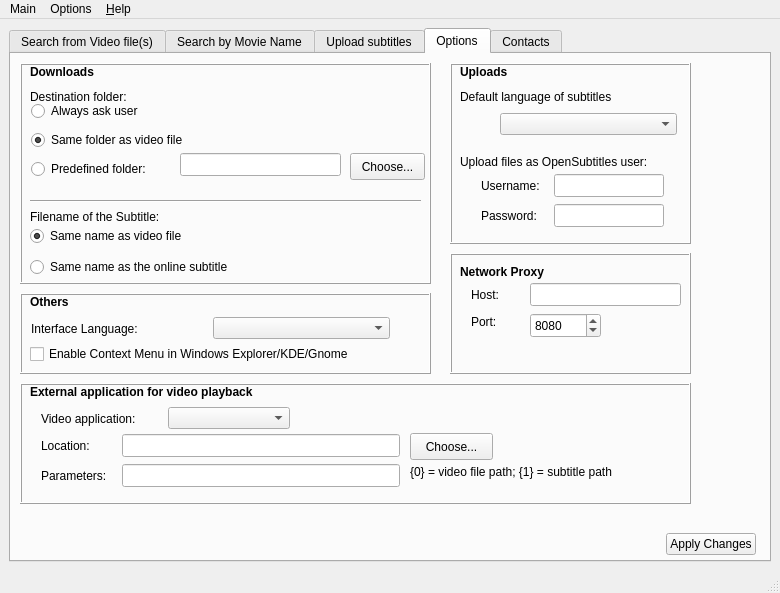
Before: the Qt Designer form gui/main.ui in mamboitaliano21/subdownloader, drawn with Qt 5.
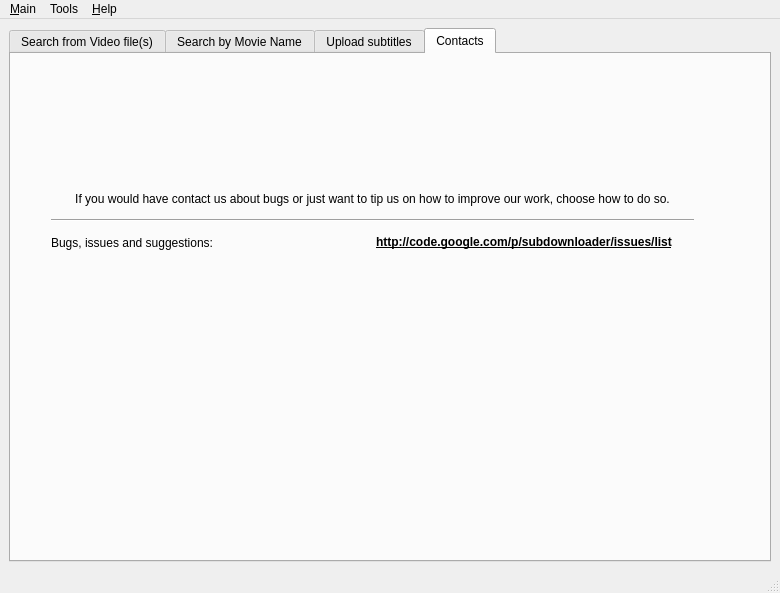
After: the same form once the commit is applied. The open tabs and pages were chosen to show the change. Icons and pictures are not drawn. Custom widgets are drawn as their Qt base class.

Commit message: Added menu bar. Moved Options tab into Preferences Dialog

```diff
--- a/gui/main.ui
+++ b/gui/main.ui
@@ -774,697 +774,6 @@
           </item>
          </layout>
         </widget>
-        <widget class="QWidget" name="tab_5" >
-         <property name="geometry" >
-          <rect>
-           <x>0</x>
-           <y>0</y>
-           <width>756</width>
-           <height>496</height>
-          </rect>
-         </property>
-         <attribute name="title" >
-          <string>Options</string>
-         </attribute>
-         <widget class="QFrame" name="frame_6" >
-          <property name="geometry" >
-           <rect>
-            <x>9</x>
-            <y>9</y>
-            <width>681</width>
-            <height>451</height>
-           </rect>
-          </property>
-          <property name="sizePolicy" >
-           <sizepolicy vsizetype="Fixed" hsizetype="Fixed" >
-            <horstretch>0</horstretch>
-            <verstretch>0</verstretch>
-           </sizepolicy>
-          </property>
-          <property name="frameShape" >
-           <enum>QFrame::NoFrame</enum>
-          </property>
-          <property name="frameShadow" >
-           <enum>QFrame::Raised</enum>
-          </property>
-          <widget class="QFrame" name="frame_4" >
-           <property name="geometry" >
-            <rect>
-             <x>430</x>
-             <y>190</y>
-             <width>241</width>
-             <height>121</height>
-            </rect>
-           </property>
-           <property name="frameShape" >
-            <enum>QFrame::Box</enum>
-           </property>
-           <property name="frameShadow" >
-            <enum>QFrame::Raised</enum>
-           </property>
-           <widget class="QLabel" name="label_22" >
-            <property name="geometry" >
-             <rect>
-              <x>10</x>
-              <y>10</y>
-              <width>111</width>
-              <height>18</height>
-             </rect>
-            </property>
-            <property name="font" >
-             <font>
-              <weight>75</weight>
-              <bold>true</bold>
-             </font>
-            </property>
-            <property name="text" >
-             <string>Network Proxy</string>
-            </property>
-           </widget>
-           <widget class="QLineEdit" name="optionProxyHost" >
-            <property name="geometry" >
-             <rect>
-              <x>80</x>
-              <y>30</y>
-              <width>151</width>
-              <height>23</height>
-             </rect>
-            </property>
-           </widget>
-           <widget class="QLabel" name="label_14" >
-            <property name="geometry" >
-             <rect>
-              <x>21</x>
-              <y>58</y>
-              <width>44</width>
-              <height>22</height>
-             </rect>
-            </property>
-            <property name="text" >
-             <string>Port:</string>
-            </property>
-           </widget>
-           <widget class="QLabel" name="label_13" >
-            <property name="geometry" >
-             <rect>
-              <x>21</x>
-              <y>31</y>
-              <width>44</width>
-              <height>22</height>
-             </rect>
-            </property>
-            <property name="text" >
-             <string>Host:</string>
-            </property>
-           </widget>
-           <widget class="QSpinBox" name="optionProxyPort" >
-            <property name="geometry" >
-             <rect>
-              <x>80</x>
-              <y>60</y>
-              <width>71</width>
-              <height>25</height>
-             </rect>
-            </property>
-            <property name="maximum" >
-             <number>99999</number>
-            </property>
-            <property name="value" >
-             <number>8080</number>
-            </property>
-           </widget>
-          </widget>
-          <widget class="QFrame" name="frame_3" >
-           <property name="geometry" >
-            <rect>
-             <x>0</x>
-             <y>320</y>
-             <width>671</width>
-             <height>121</height>
-            </rect>
-           </property>
-           <property name="frameShape" >
-            <enum>QFrame::Box</enum>
-           </property>
-           <property name="frameShadow" >
-            <enum>QFrame::Raised</enum>
-           </property>
-           <widget class="QLabel" name="label_15" >
-            <property name="geometry" >
-             <rect>
-              <x>21</x>
-              <y>21</y>
-              <width>122</width>
-              <height>29</height>
-             </rect>
-            </property>
-            <property name="text" >
-             <string>Video application:</string>
-            </property>
-           </widget>
-           <widget class="QComboBox" name="optionVideoAppCombo" >
-            <property name="geometry" >
-             <rect>
-              <x>148</x>
-              <y>24</y>
-              <width>122</width>
-              <height>22</height>
-             </rect>
-            </property>
-           </widget>
-           <widget class="QLabel" name="label_18" >
-            <property name="geometry" >
-             <rect>
-              <x>390</x>
-              <y>80</y>
-              <width>260</width>
-              <height>18</height>
-             </rect>
-            </property>
-            <property name="text" >
-             <string>{0} = video file path; {1} = subtitle path</string>
-            </property>
-           </widget>
-           <widget class="QPushButton" name="optionVideoAppChooseLocation" >
-            <property name="geometry" >
-             <rect>
-              <x>390</x>
-              <y>50</y>
-              <width>83</width>
-              <height>27</height>
-             </rect>
-            </property>
-            <property name="text" >
-             <string>Choose...</string>
-            </property>
-           </widget>
-           <widget class="QLabel" name="label_21" >
-            <property name="geometry" >
-             <rect>
-              <x>10</x>
-              <y>0</y>
-              <width>301</width>
-              <height>18</height>
-             </rect>
-            </property>
-            <property name="font" >
-             <font>
-              <weight>75</weight>
-              <bold>true</bold>
-             </font>
-            </property>
-            <property name="text" >
-             <string>External application for video playback</string>
-            </property>
-           </widget>
-           <widget class="QLabel" name="label_17" >
-            <property name="geometry" >
-             <rect>
-              <x>21</x>
-              <y>81</y>
-              <width>76</width>
-              <height>23</height>
-             </rect>
-            </property>
-            <property name="text" >
-             <string>Parameters:</string>
-            </property>
-           </widget>
-           <widget class="QLabel" name="label_16" >
-            <property name="geometry" >
-             <rect>
-              <x>21</x>
-              <y>51</y>
-              <width>76</width>
-              <height>23</height>
-             </rect>
-            </property>
-            <property name="text" >
-             <string>Location:</string>
-            </property>
-           </widget>
-           <widget class="QLineEdit" name="optionVideoAppLocation" >
-            <property name="geometry" >
-             <rect>
-              <x>102</x>
-              <y>51</y>
-              <width>278</width>
-              <height>23</height>
-             </rect>
-            </property>
-           </widget>
-           <widget class="QLineEdit" name="optionVideoAppParams" >
-            <property name="geometry" >
-             <rect>
-              <x>102</x>
-              <y>81</y>
-              <width>278</width>
-              <height>23</height>
-             </rect>
-            </property>
-           </widget>
-          </widget>
-          <widget class="QFrame" name="frame_2" >
-           <property name="geometry" >
-            <rect>
-             <x>0</x>
-             <y>0</y>
-             <width>411</width>
-             <height>221</height>
-            </rect>
-           </property>
-           <property name="frameShape" >
-            <enum>QFrame::Box</enum>
-           </property>
-           <property name="frameShadow" >
-            <enum>QFrame::Raised</enum>
-           </property>
-           <widget class="QLabel" name="label_20" >
-            <property name="geometry" >
-             <rect>
-              <x>10</x>
-              <y>0</y>
-              <width>142</width>
-              <height>18</height>
-             </rect>
-            </property>
-            <property name="font" >
-             <font>
-              <weight>75</weight>
-              <bold>true</bold>
-             </font>
-            </property>
-            <property name="text" >
-             <string>Downloads</string>
-            </property>
-           </widget>
-           <widget class="QLineEdit" name="optionPredefinedFolderText" >
-            <property name="geometry" >
-             <rect>
-              <x>160</x>
-              <y>90</y>
-              <width>161</width>
-              <height>23</height>
-             </rect>
-            </property>
-            <property name="readOnly" >
-             <bool>true</bool>
-            </property>
-           </widget>
-           <widget class="QLabel" name="label_25" >
-            <property name="geometry" >
-             <rect>
-              <x>10</x>
-              <y>140</y>
-              <width>161</width>
-              <height>27</height>
-             </rect>
-            </property>
-            <property name="text" >
-             <string>Filename of the Subtitle:</string>
-            </property>
-           </widget>
-           <widget class="QWidget" name="layoutWidget" >
-            <property name="geometry" >
-             <rect>
-              <x>10</x>
-              <y>158</y>
-              <width>291</width>
-              <height>61</height>
-             </rect>
-            </property>
-            <layout class="QVBoxLayout" >
-             <item>
-              <widget class="QRadioButton" name="optionDownloadSameFilename" >
-               <property name="text" >
-                <string>Same name as video file</string>
-               </property>
-               <property name="checked" >
-                <bool>true</bool>
-               </property>
-              </widget>
-             </item>
-             <item>
-              <widget class="QRadioButton" name="optionDownloadOnlineSubName" >
-               <property name="text" >
-                <string>Same name as the online subtitle</string>
-               </property>
-              </widget>
-             </item>
-            </layout>
-           </widget>
-           <widget class="QPushButton" name="optionButtonChooseFolder" >
-            <property name="geometry" >
-             <rect>
-              <x>330</x>
-              <y>90</y>
-              <width>75</width>
-              <height>27</height>
-             </rect>
-            </property>
-            <property name="text" >
-             <string>Choose...</string>
-            </property>
-           </widget>
-           <widget class="Line" name="line_5" >
-            <property name="geometry" >
-             <rect>
-              <x>10</x>
-              <y>130</y>
-              <width>391</width>
-              <height>16</height>
-             </rect>
-            </property>
-            <property name="orientation" >
-             <enum>Qt::Horizontal</enum>
-            </property>
-           </widget>
-           <widget class="QLabel" name="label_26" >
-            <property name="geometry" >
-             <rect>
-              <x>10</x>
-              <y>20</y>
-              <width>161</width>
-              <height>27</height>
-             </rect>
-            </property>
-            <property name="text" >
-             <string>Destination folder:</string>
-            </property>
-           </widget>
-           <widget class="QWidget" name="layoutWidget" >
-            <property name="geometry" >
-             <rect>
-              <x>11</x>
-              <y>35</y>
-              <width>211</width>
-              <height>86</height>
-             </rect>
-            </property>
-            <layout class="QVBoxLayout" >
-             <item>
-              <widget class="QRadioButton" name="optionDownloadFolderAsk" >
-               <property name="text" >
-                <string>Always ask user</string>
-               </property>
-              </widget>
-             </item>
-             <item>
-              <widget class="QRadioButton" name="optionDownloadFolderSame" >
-               <property name="text" >
-                <string>Same folder as video file</string>
-               </property>
-               <property name="checked" >
-                <bool>true</bool>
-               </property>
-              </widget>
-             </item>
-             <item>
-              <widget class="QRadioButton" name="optionDownloadFolderPredefined" >
-               <property name="text" >
-                <string>Predefined folder:</string>
-               </property>
-              </widget>
-             </item>
-            </layout>
-           </widget>
-          </widget>
-          <widget class="QFrame" name="frame" >
-           <property name="geometry" >
-            <rect>
-             <x>0</x>
-             <y>230</y>
-             <width>411</width>
-             <height>81</height>
-            </rect>
-           </property>
-           <property name="frameShape" >
-            <enum>QFrame::Box</enum>
-           </property>
-           <property name="frameShadow" >
-            <enum>QFrame::Raised</enum>
-           </property>
-           <property name="lineWidth" >
-            <number>1</number>
-           </property>
-           <widget class="QLabel" name="label_19" >
-            <property name="geometry" >
-             <rect>
-              <x>10</x>
-              <y>0</y>
-              <width>142</width>
-              <height>18</height>
-             </rect>
-            </property>
-            <property name="font" >
-             <font>
-              <weight>75</weight>
-              <bold>true</bold>
-             </font>
-            </property>
-            <property name="text" >
-             <string>Others</string>
-            </property>
-           </widget>
-           <widget class="QCheckBox" name="optionIntegrationExplorer" >
-            <property name="geometry" >
-             <rect>
-              <x>10</x>
-              <y>50</y>
-              <width>371</width>
-              <height>22</height>
-             </rect>
-            </property>
-            <property name="sizePolicy" >
-             <sizepolicy vsizetype="Preferred" hsizetype="Maximum" >
-              <horstretch>0</horstretch>
-              <verstretch>0</verstretch>
-             </sizepolicy>
-            </property>
-            <property name="minimumSize" >
-             <size>
-              <width>0</width>
-              <height>22</height>
-             </size>
-            </property>
-            <property name="text" >
-             <string>Enable Context Menu in Windows Explorer/KDE/Gnome</string>
-            </property>
-           </widget>
-           <widget class="QComboBox" name="optionInterfaceLanguage" >
-            <property name="geometry" >
-             <rect>
-              <x>193</x>
-              <y>24</y>
-              <width>177</width>
-              <height>22</height>
-             </rect>
-            </property>
-           </widget>
-           <widget class="QLabel" name="label_24" >
-            <property name="geometry" >
-             <rect>
-              <x>11</x>
-              <y>21</y>
-              <width>177</width>
-              <height>29</height>
-             </rect>
-            </property>
-            <property name="font" >
-             <font>
-              <weight>50</weight>
-              <bold>false</bold>
-             </font>
-            </property>
-            <property name="text" >
-             <string>Interface Language:</string>
-            </property>
-           </widget>
-          </widget>
-          <widget class="QFrame" name="frame_7" >
-           <property name="geometry" >
-            <rect>
-             <x>430</x>
-             <y>0</y>
-             <width>241</width>
-             <height>181</height>
-            </rect>
-           </property>
-           <property name="frameShape" >
-            <enum>QFrame::Box</enum>
-           </property>
-           <property name="frameShadow" >
-            <enum>QFrame::Raised</enum>
-           </property>
-           <widget class="QLabel" name="label_27" >
-            <property name="geometry" >
-             <rect>
-              <x>10</x>
-              <y>0</y>
-              <width>142</width>
-              <height>18</height>
-             </rect>
-            </property>
-            <property name="font" >
-             <font>
-              <weight>75</weight>
-              <bold>true</bold>
-             </font>
-            </property>
-            <property name="text" >
-             <string>Uploads</string>
-            </property>
-           </widget>
-           <widget class="QLabel" name="label_28" >
-            <property name="geometry" >
-             <rect>
-              <x>10</x>
-              <y>20</y>
-              <width>191</width>
-              <height>27</height>
-             </rect>
-            </property>
-            <property name="text" >
-             <string>Default language of subtitles</string>
-            </property>
-           </widget>
-           <widget class="QComboBox" name="optionDefaultUploadLanguage" >
-            <property name="geometry" >
-             <rect>
-              <x>50</x>
-              <y>50</y>
-              <width>177</width>
-              <height>22</height>
-             </rect>
-            </property>
-           </widget>
-           <widget class="QFrame" name="frame_5" >
-            <property name="geometry" >
-             <rect>
-              <x>0</x>
-              <y>80</y>
-              <width>241</width>
-              <height>91</height>
-             </rect>
-            </property>
-            <property name="frameShape" >
-             <enum>QFrame::NoFrame</enum>
-            </property>
-            <property name="frameShadow" >
-             <enum>QFrame::Raised</enum>
-            </property>
-            <widget class="QLabel" name="label_38" >
-             <property name="geometry" >
-              <rect>
-               <x>10</x>
-               <y>10</y>
-               <width>231</width>
-               <height>18</height>
-              </rect>
-             </property>
-             <property name="font" >
-              <font>
-               <weight>50</weight>
-               <bold>false</bold>
-              </font>
-             </property>
-             <property name="text" >
-              <string>Upload files as OpenSubtitles user:</string>
-             </property>
-            </widget>
-            <widget class="QLineEdit" name="optionLoginUsername" >
-             <property name="geometry" >
-              <rect>
-               <x>104</x>
-               <y>31</y>
-               <width>110</width>
-               <height>23</height>
-              </rect>
-             </property>
-            </widget>
-            <widget class="QLineEdit" name="optionLoginPassword" >
-             <property name="geometry" >
-              <rect>
-               <x>104</x>
-               <y>61</y>
-               <width>110</width>
-               <height>23</height>
-              </rect>
-             </property>
-             <property name="sizePolicy" >
-              <sizepolicy vsizetype="Fixed" hsizetype="Fixed" >
-               <horstretch>0</horstretch>
-               <verstretch>0</verstretch>
-              </sizepolicy>
-             </property>
-             <property name="echoMode" >
-              <enum>QLineEdit::Password</enum>
-             </property>
-            </widget>
-            <widget class="QLabel" name="label_39" >
-             <property name="geometry" >
-              <rect>
-               <x>31</x>
-               <y>31</y>
-               <width>68</width>
-               <height>23</height>
-              </rect>
-             </property>
-             <property name="text" >
-              <string>Username:</string>
-             </property>
-            </widget>
-            <widget class="QLabel" name="label_40" >
-             <property name="geometry" >
-              <rect>
-               <x>31</x>
-               <y>61</y>
-               <width>68</width>
-               <height>23</height>
-              </rect>
-             </property>
-             <property name="text" >
-              <string>Password:</string>
-             </property>
-            </widget>
-           </widget>
-          </widget>
-         </widget>
-         <widget class="QWidget" name="layoutWidget" >
-          <property name="geometry" >
-           <rect>
-            <x>10</x>
-            <y>470</y>
-            <width>735</width>
-            <height>41</height>
-           </rect>
-          </property>
-          <layout class="QHBoxLayout" name="horizontalLayout" >
-           <item>
-            <spacer>
-             <property name="orientation" >
-              <enum>Qt::Horizontal</enum>
-             </property>
-             <property name="sizeHint" stdset="0" >
-              <size>
-               <width>620</width>
-               <height>28</height>
-              </size>
-             </property>
-            </spacer>
-           </item>
-           <item>
-            <widget class="QPushButton" name="optionsButtonApplyChanges" >
-             <property name="text" >
-              <string>Apply Changes</string>
-             </property>
-            </widget>
-           </item>
-          </layout>
-          <zorder>optionsButtonApplyChanges</zorder>
-          <zorder></zorder>
-         </widget>
-        </widget>
         <widget class="QWidget" name="tab_2" >
          <property name="geometry" >
           <rect>
@@ -1591,13 +900,13 @@
    </property>
    <widget class="QMenu" name="menuMain" >
     <property name="title" >
-     <string>Main</string>
+     <string>&amp;Main</string>
     </property>
     <addaction name="action_Quit" />
    </widget>
    <widget class="QMenu" name="menuOptions" >
     <property name="title" >
-     <string>Options</string>
+     <string>Tools</string>
     </property>
    </widget>
    <widget class="QMenu" name="menu_Help" >
```
Left out of the diff: 32 changed lines with no effect on the pictures. The commit also changes 8 other files.
